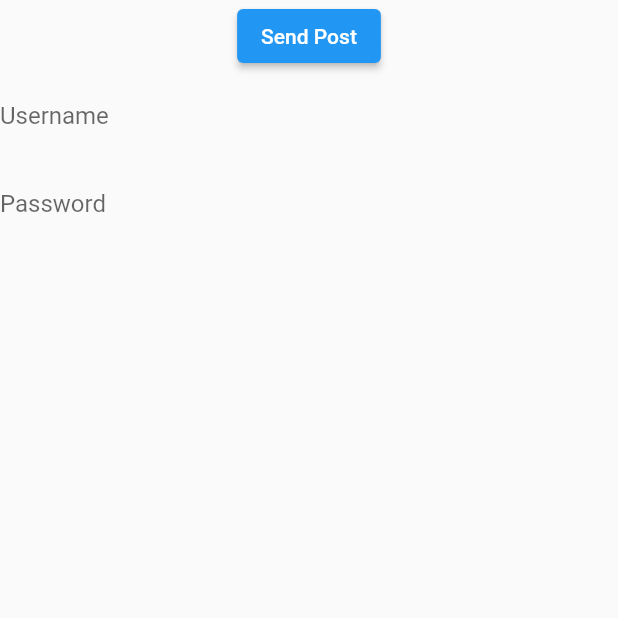
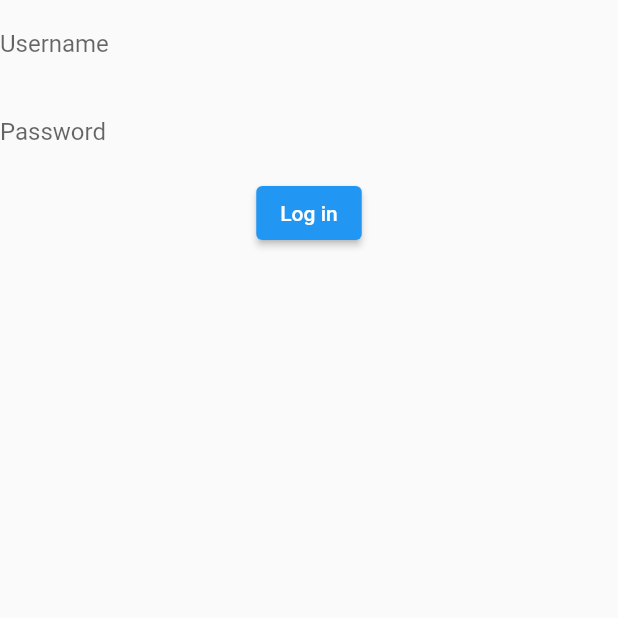
Before and after one commit to mariohervil/animalyuPost, a Flutter app: the screen it shows after launch, on a phone screen of 412 x 824 dp, the top half of it. Run offline on Flutter 3.47's test engine with Material 2 defaults, Android fonts, the phone set to English and light mode, and no system bars.

Commit message:
He quitado parámetros que sobraban y ahora funciona desde el botón

```diff
--- a/lib/main.dart
+++ b/lib/main.dart
@@ -2,7 +2,6 @@ import 'dart:io';
 
 import 'package:flutter/cupertino.dart';
 import 'package:flutter/material.dart';
-
 import 'package:http/http.dart' as http;
 
 void main() => runApp(const MyApp());
@@ -51,12 +50,15 @@ class _MyAppState extends State<MyApp> {
 
   void checkLogin(String response) {
     if (response == "1") {
-      const CupertinoAlertDialog(
-        title: Text("Accept?"),
-        content: Text("Do you accept?"),
-        actions: [
-        ],
-      );
+      //ScaffoldMessenger()
+      ScaffoldMessenger.of(context).showSnackBar(const SnackBar(
+        content: Text("Logged In Successfully!"),
+      ));
+    }
+    else {
+      ScaffoldMessenger.of(context).showSnackBar(const SnackBar(
+        content: Text("Failed to Log In"),
+      ));
     }
   }
 
@@ -65,7 +67,7 @@ class _MyAppState extends State<MyApp> {
   //  makePostRequest(url, body);
   // }
 
-  showAlertDialog(BuildContext context) async {
+  /*showAlertDialog(BuildContext context) async {
     // set up the button
     Widget okButton = TextButton(
       child: Text("OK"),
@@ -87,49 +89,42 @@ class _MyAppState extends State<MyApp> {
         builder: (BuildContext context) {
           return alert;
         });
-  }
+  }*/
 
+  @override
   Widget build(BuildContext context) {
     username = uNController.text;
     password = uPController.text;
 
     return MaterialApp(
+      debugShowCheckedModeBanner: false,
       home: Scaffold(
         body: Center(
             child: Column(
           children: [
-            ElevatedButton(
-              onPressed: postData,
-              child: const Text("Send Post"),
-            ),
             TextField(
                 controller: uNController,
-                decoration: InputDecoration(
+                decoration: const InputDecoration(
                     border: InputBorder.none,
                     labelText: 'Username',
                     hintText: 'Enter Your Username')),
             TextField(
                 controller: uPController,
                 obscureText: true,
-                decoration: InputDecoration(
+                decoration: const InputDecoration(
                     border: InputBorder.none,
                     labelText: 'Password',
-                    hintText: 'Enter Your Password'))
+                    hintText: 'Enter Your Password')),
+            ElevatedButton(
+              onPressed: postData,
+              child: const Text("Log in"),
+            )
           ],
-        )
-
-            // ElevatedButton
-            ),
-        // Center
+        )),
       ),
-      // Scaffold
-    ); // MaterialApp
+    );
   }
 }
-
-// set up the AlertDialog
-
-// show the dialog
 
 class MyHttpOverrides extends HttpOverrides {
   @override
```
